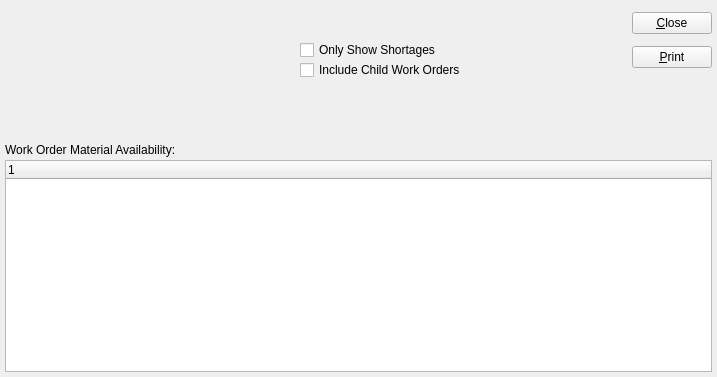
This is xtuple/trunk/guiclient/dspInventoryAvailabilityByWorkOrder.ui in WooodHead/xtuple as Qt 5 draws it before an edit. The edited form follows.
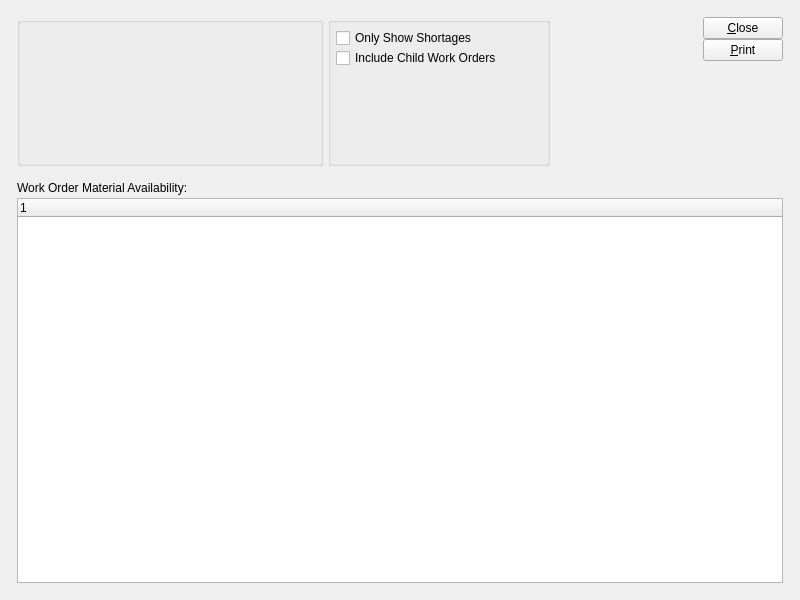
This is the edited form. Custom widgets are drawn as their Qt base class.

What changed in the file:
```diff
--- a/xtuple/trunk/guiclient/dspInventoryAvailabilityByWorkOrder.ui
+++ b/xtuple/trunk/guiclient/dspInventoryAvailabilityByWorkOrder.ui
@@ -13,17 +13,31 @@
    <rect>
     <x>0</x>
     <y>0</y>
-    <width>717</width>
-    <height>377</height>
+    <width>800</width>
+    <height>600</height>
    </rect>
   </property>
   <property name="windowTitle" >
    <string>Inventory Availability by Work Order</string>
   </property>
-  <layout class="QVBoxLayout" >
+  <layout class="QGridLayout" name="gridLayout_4" >
+   <item row="0" column="0" >
+    <layout class="QGridLayout" name="gridLayout_3" >
+     <property name="margin" >
+      <number>12</number>
+     </property>
+     <property name="spacing" >
+      <number>12</number>
+     </property>
+     <item row="0" column="0" >
+      <layout class="QHBoxLayout" name="horizontalLayout" >
    <item>
-    <layout class="QHBoxLayout" >
-     <item>
+        <widget class="QGroupBox" name="_woGroup" >
+         <property name="title" >
+          <string/>
+         </property>
+         <layout class="QGridLayout" name="gridLayout" >
+          <item row="0" column="0" >
       <widget class="WoCluster" name="_wo" >
        <property name="sizePolicy" >
         <sizepolicy vsizetype="Fixed" hsizetype="Fixed" >
@@ -39,11 +53,17 @@
        </property>
       </widget>
      </item>
+         </layout>
+        </widget>
+       </item>
      <item>
-      <layout class="QVBoxLayout" >
-       <property name="spacing" >
-        <number>0</number>
-       </property>
+        <widget class="QGroupBox" name="_showGroup" >
+         <property name="title" >
+          <string/>
+         </property>
+         <layout class="QGridLayout" name="gridLayout_2" >
+          <item row="0" column="0" >
+           <layout class="QVBoxLayout" name="verticalLayout" >
        <item>
         <layout class="QVBoxLayout" >
          <property name="spacing" >
@@ -111,22 +131,38 @@
           <enum>Qt::Vertical</enum>
          </property>
          <property name="sizeType" >
-          <enum>QSizePolicy::Preferred</enum>
-         </property>
-         <property name="sizeHint" >
+               <enum>QSizePolicy::Expanding</enum>
+              </property>
+              <property name="sizeHint" stdset="0" >
           <size>
-           <width>287</width>
+                <width>20</width>
+                <height>0</height>
+               </size>
+              </property>
+             </spacer>
+            </item>
+           </layout>
+          </item>
+         </layout>
+        </widget>
+       </item>
+       <item>
+        <spacer name="horizontalSpacer" >
+         <property name="orientation" >
+          <enum>Qt::Horizontal</enum>
+         </property>
+         <property name="sizeHint" stdset="0" >
+          <size>
+           <width>0</width>
            <height>20</height>
           </size>
          </property>
         </spacer>
        </item>
-      </layout>
-     </item>
      <item>
       <layout class="QVBoxLayout" >
        <property name="spacing" >
-        <number>5</number>
+          <number>0</number>
        </property>
        <item>
         <widget class="QPushButton" name="_close" >
@@ -148,12 +184,12 @@
           <enum>Qt::Vertical</enum>
          </property>
          <property name="sizeType" >
-          <enum>QSizePolicy::Preferred</enum>
-         </property>
-         <property name="sizeHint" >
+            <enum>QSizePolicy::Expanding</enum>
+           </property>
+           <property name="sizeHint" stdset="0" >
           <size>
            <width>20</width>
-           <height>60</height>
+             <height>0</height>
           </size>
          </property>
         </spacer>
@@ -162,7 +198,7 @@
      </item>
     </layout>
    </item>
-   <item>
+     <item row="1" column="0" >
     <widget class="QFrame" name="frame" >
      <property name="sizePolicy" >
       <sizepolicy vsizetype="Expanding" hsizetype="Preferred" >
@@ -180,16 +216,7 @@
       <property name="spacing" >
        <number>0</number>
       </property>
-      <property name="leftMargin" >
-       <number>0</number>
-      </property>
-      <property name="topMargin" >
-       <number>0</number>
-      </property>
-      <property name="rightMargin" >
-       <number>0</number>
-      </property>
-      <property name="bottomMargin" >
+        <property name="margin" >
        <number>0</number>
       </property>
       <item>
@@ -229,6 +256,8 @@
       </item>
      </layout>
     </widget>
+     </item>
+    </layout>
    </item>
   </layout>
  </widget>
```
Left out of the diff: 5 changed lines with no effect on the pictures. Lines whose indentation alone changed are shown as unchanged.
